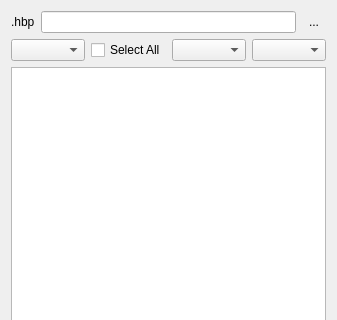
First picture: the form in hbide/selectsources.ui, repository FiveTechSoft/qtcontribs, before the edit; both pictures show x 0 to 337 and y 0 to 320 of the 337 by 558 pixel window.
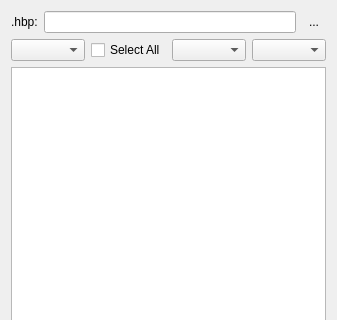
Second picture: the form after the edit.

```diff
--- a/hbide/selectsources.ui
+++ b/hbide/selectsources.ui
@@ -437,7 +437,7 @@
      <item>
       <widget class="QLabel" name="label">
        <property name="text">
-        <string>.hbp</string>
+        <string>.hbp:</string>
        </property>
       </widget>
      </item>
```
Left out of the diff: 3 changed lines with no effect on the pictures.
